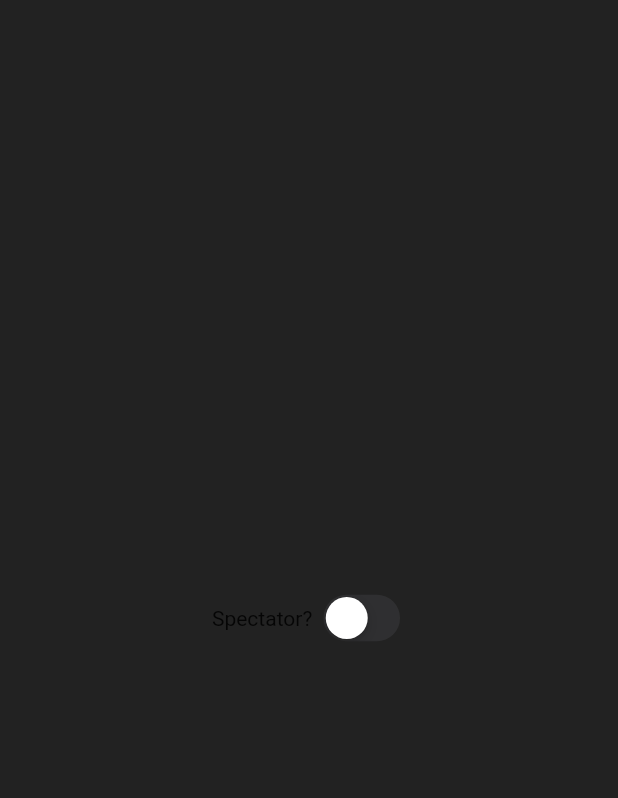
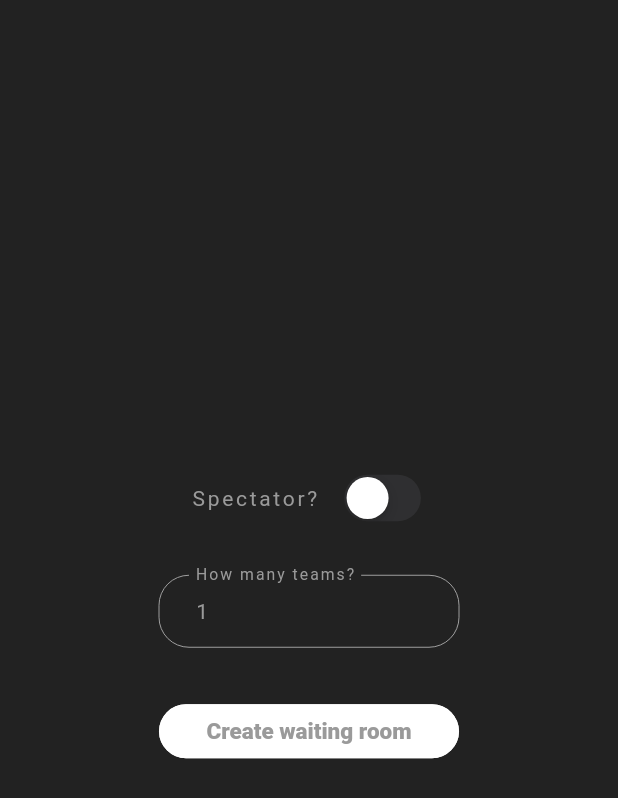
Before and after one commit to KanbanSimulator/Mobile, a Flutter app: the LobbyPage screen opened directly, on a phone screen of 412 x 824 dp. Shown: the top 798 px of the screen. Run offline on Flutter 3.47's test engine with Material 2 defaults, Android fonts, the phone set to English and light mode, and no system bars; our stand-ins replace dio, flutter_svg, freezed_annotation, shared_preferences, simple_shadow; accounts and stored records are empty.

Commit message:
update layout for lobby

```diff
--- a/lib/page/lobby.dart
+++ b/lib/page/lobby.dart
@@ -1,6 +1,8 @@
 import 'package:flutter/material.dart';
 import 'package:flutter/cupertino.dart';
 import 'package:kanban/const/app_style.dart';
+import 'package:kanban/widget/app_button_widget.dart';
+import 'package:kanban/widget/text_input_widget.dart';
 
 class LobbyPage extends StatefulWidget {
   const LobbyPage({Key? key}) : super(key: key);
@@ -11,12 +13,16 @@ class LobbyPage extends StatefulWidget {
 
 class _LobbyPageState extends State<LobbyPage> {
   var _isSpectatorSelected = false;
+  var _teamsCounter = 1;
+  final _teamsCounterFieldController = TextEditingController(text: "1");
 
   @override
   Widget build(BuildContext context) {
     return Scaffold(
       backgroundColor: AppStyle.backgroundColor,
       body: Center(
+        child: Padding(
+          padding: const EdgeInsets.all(80.0),
           child: Column(
             mainAxisSize: MainAxisSize.max,
             mainAxisAlignment: MainAxisAlignment.center,
@@ -26,7 +32,8 @@ class _LobbyPageState extends State<LobbyPage> {
                 mainAxisSize: MainAxisSize.max,
                 mainAxisAlignment: MainAxisAlignment.center,
                 children: [
-                Text("Spectator? "),
+                  Text("Spectator? ", style: AppStyle.labelTextStyle),
+                  const SizedBox(width: 8),
                   CupertinoSwitch(
                     value: _isSpectatorSelected,
                     onChanged: _onSwitchSpectator,
@@ -34,7 +41,21 @@ class _LobbyPageState extends State<LobbyPage> {
                   ),
                 ],
               ),
+              const SizedBox(height: 32),
+              SizedBox(
+                width: 200,
+                child: TextInput(
+                  placeholder: "How many teams?",
+                  controller: _teamsCounterFieldController,
+                ),
+              ),
+              const SizedBox(height: 32),
+              SizedBox(
+                width: 200,
+                child: AppButton("Create waiting room"),
+              ),
             ],
+          ),
         ),
       ),
     );
```
Lines whose indentation alone changed are shown as unchanged.
